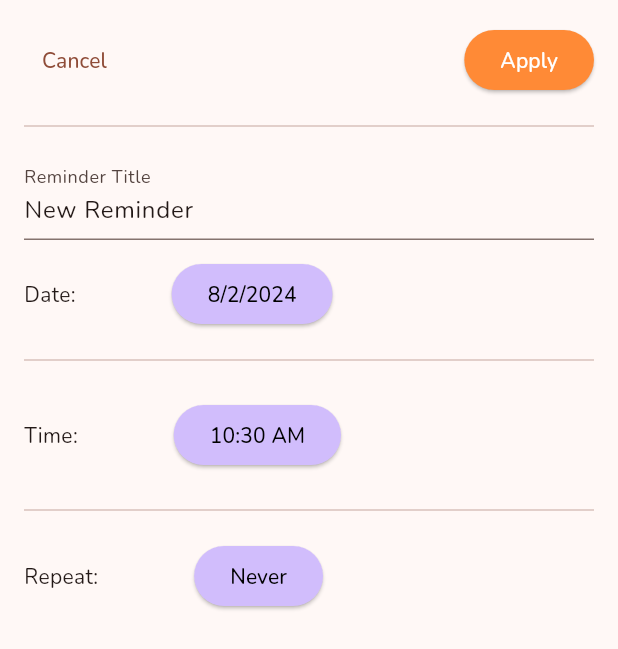
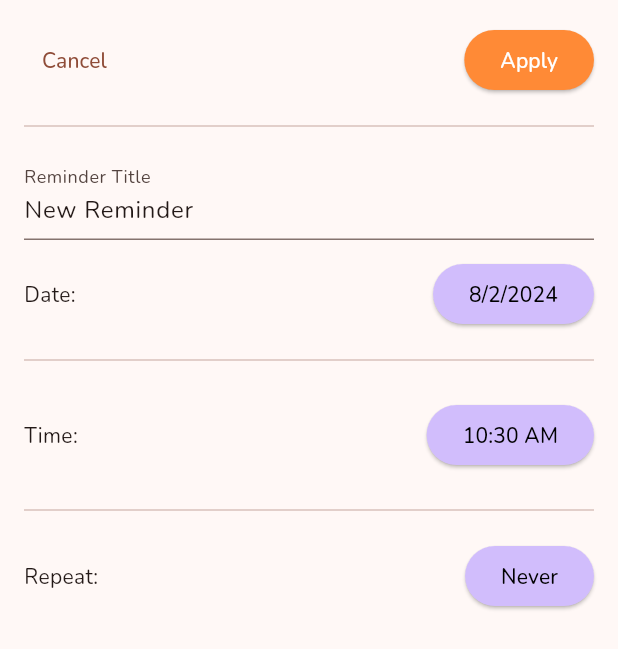
Before and after one commit to KhromeM/meddy, a Flutter app: the AddReminderBottomSheet widget shown alone on an empty page, opened directly with empty values, on a phone screen of 412 x 824 dp. Shown: the top 649 px of the screen. Run offline on Flutter 3.47's test engine with Material 3 defaults, Android fonts, the light colour scheme and no system bars; our stand-ins replace firebase_auth, firebase_core, fl_chart, flutter_markdown, flutter_riverpod, flutter_svg and 4 more; missing offline and left inert: jumping_dot, record, sound_stream; accounts and stored records are empty; network calls fail.

Commit message:
fixed reminder sheet buttons + made language button (visual only)

```diff
--- a/mobile/lib/widgets/new_reminder_bottom_sheet.dart
+++ b/mobile/lib/widgets/new_reminder_bottom_sheet.dart
@@ -31,10 +31,9 @@ class _DatePickerWidgetState extends State<DatePickerWidget> {
     return Column(
       children: [
         Row(
-          mainAxisAlignment: MainAxisAlignment.start,
+          mainAxisAlignment: MainAxisAlignment.spaceBetween,
           children: [
             Text('Date: '),
-            SizedBox(width: 60),
             ElevatedButton(
               onPressed: () {
                 setState(() {
@@ -87,10 +86,9 @@ class TimePickerWidget extends StatelessWidget {
         Container(
           padding: EdgeInsets.symmetric(vertical: 10),
           child: Row(
-            mainAxisAlignment: MainAxisAlignment.start,
+            mainAxisAlignment: MainAxisAlignment.spaceBetween,
             children: [
               Text('Time: '),
-              SizedBox(width: 60),
               ElevatedButton(
                 onPressed: () async {
                   final TimeOfDay? pickedTime = await showTimePicker(
@@ -107,7 +105,6 @@ class TimePickerWidget extends StatelessWidget {
             ),
                 child: Text('${selectedTime.format(context)}'),
               ),
-              SizedBox(width: 10),
             ],
           ),
         ),
@@ -194,10 +191,9 @@ class _AddReminderBottomSheetState extends State<AddReminderBottomSheet> {
             Divider(),
             SizedBox(height: 12),
             Row(
-              mainAxisAlignment: MainAxisAlignment.start,
+              mainAxisAlignment: MainAxisAlignment.spaceBetween,
               children: [
                 Text('Repeat: '),
-                SizedBox(width: 60),
                 ElevatedButton(
                   onPressed: () => _showRepeatOptionsDialog(context),
                   style: ElevatedButton.styleFrom(
```
Also changed, not shown: mobile/lib/widgets/custom_app_bar.dart (+33 -1 lines), mobile/assets/images/spanish-flag.png (added), mobile/assets/images/us-flag.png (added).
